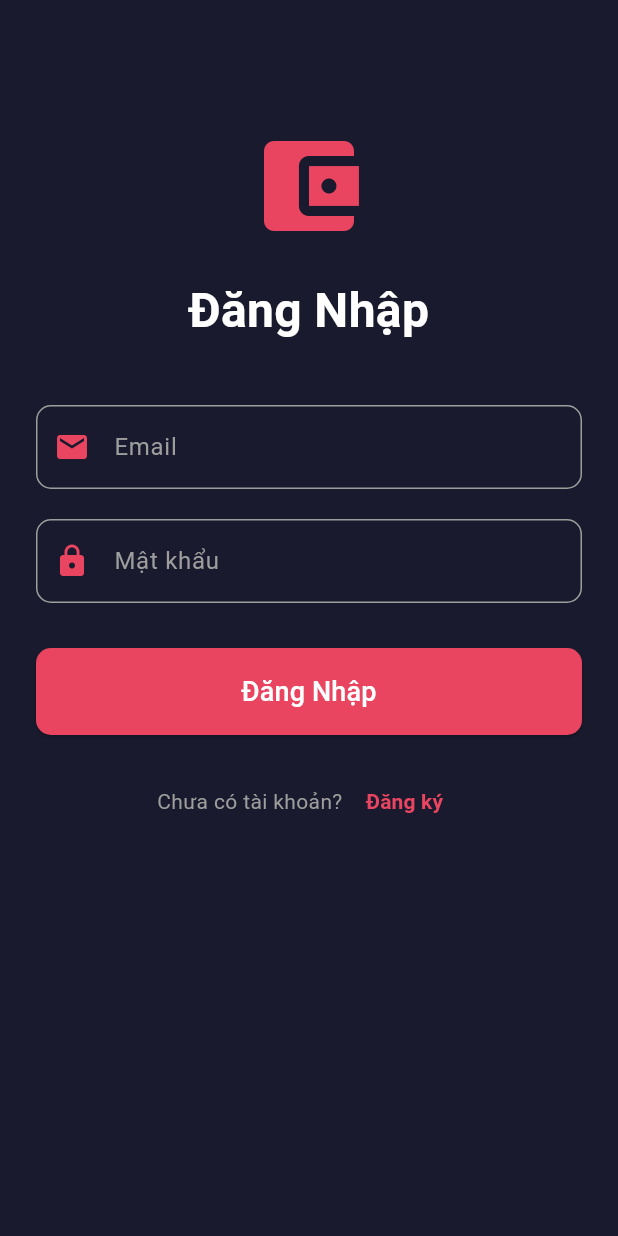
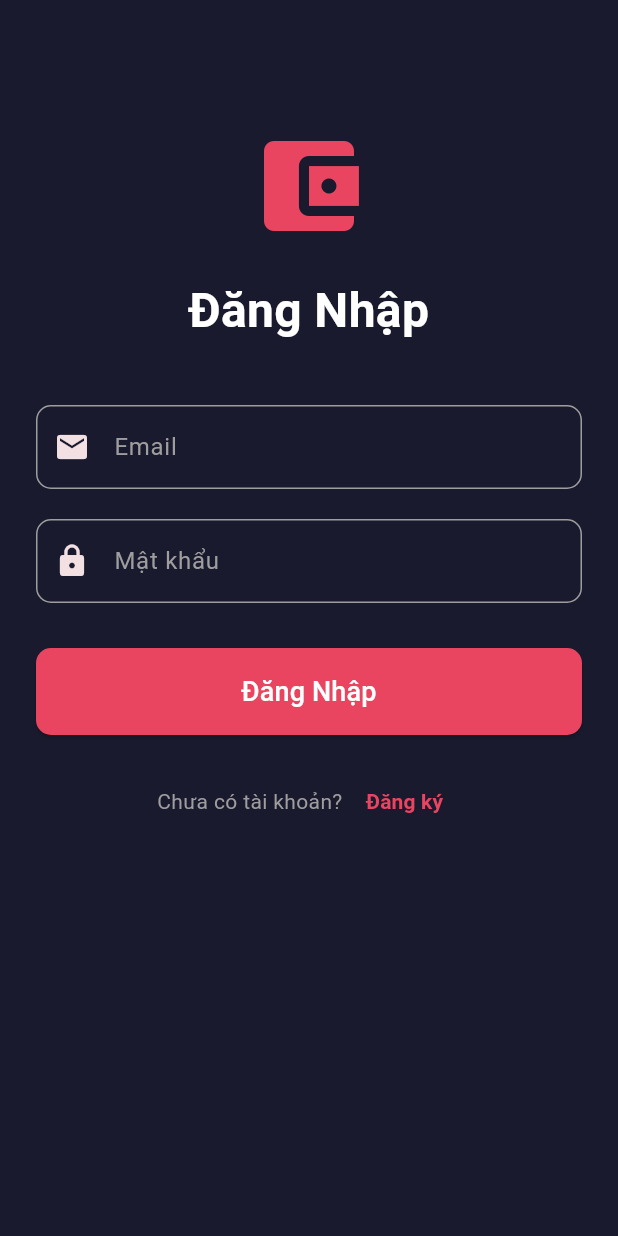
Before and after one commit to tunaq18/FinApp, a Flutter app: the screen it shows after launch, on a phone screen of 412 x 824 dp. Run offline on Flutter 3.47's test engine with Material 3 defaults, Android fonts, the phone set to English and light mode, and no system bars; our stand-ins replace shared_preferences.

Commit message:
change UI

```diff
--- a/lib/screens/login_screen.dart
+++ b/lib/screens/login_screen.dart
@@ -90,7 +90,10 @@ class _LoginScreenState extends State<LoginScreen> {
                 decoration: InputDecoration(
                   labelText: 'Email',
                   labelStyle: TextStyle(color: Colors.grey),
-                  prefixIcon: Icon(Icons.email, color: Color(0xFFE94560)),
+                  prefixIcon: Icon(
+                    Icons.email,
+                    color: Color.fromARGB(255, 242, 224, 227),
+                  ),
                   border: OutlineInputBorder(
                     borderRadius: BorderRadius.circular(10),
                   ),
@@ -112,7 +115,10 @@ class _LoginScreenState extends State<LoginScreen> {
                 decoration: InputDecoration(
                   labelText: 'Mật khẩu',
                   labelStyle: TextStyle(color: Colors.grey),
-                  prefixIcon: Icon(Icons.lock, color: Color(0xFFE94560)),
+                  prefixIcon: Icon(
+                    Icons.lock,
+                    color: Color.fromARGB(255, 242, 224, 227),
+                  ),
                   border: OutlineInputBorder(
                     borderRadius: BorderRadius.circular(10),
                   ),
```
